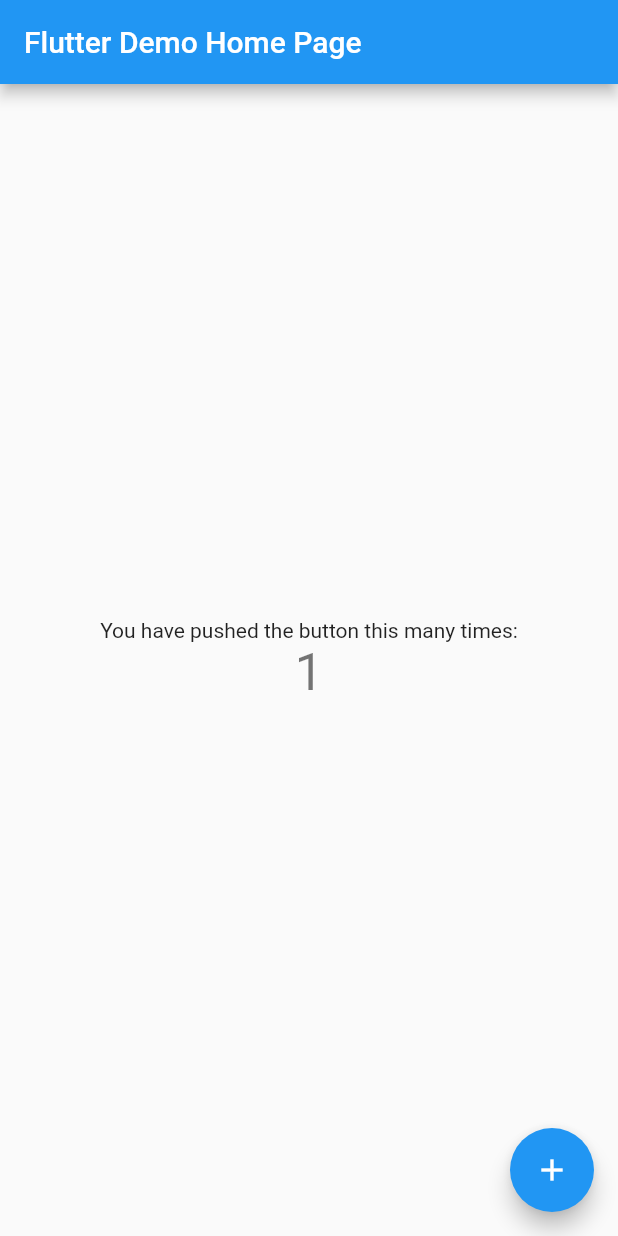
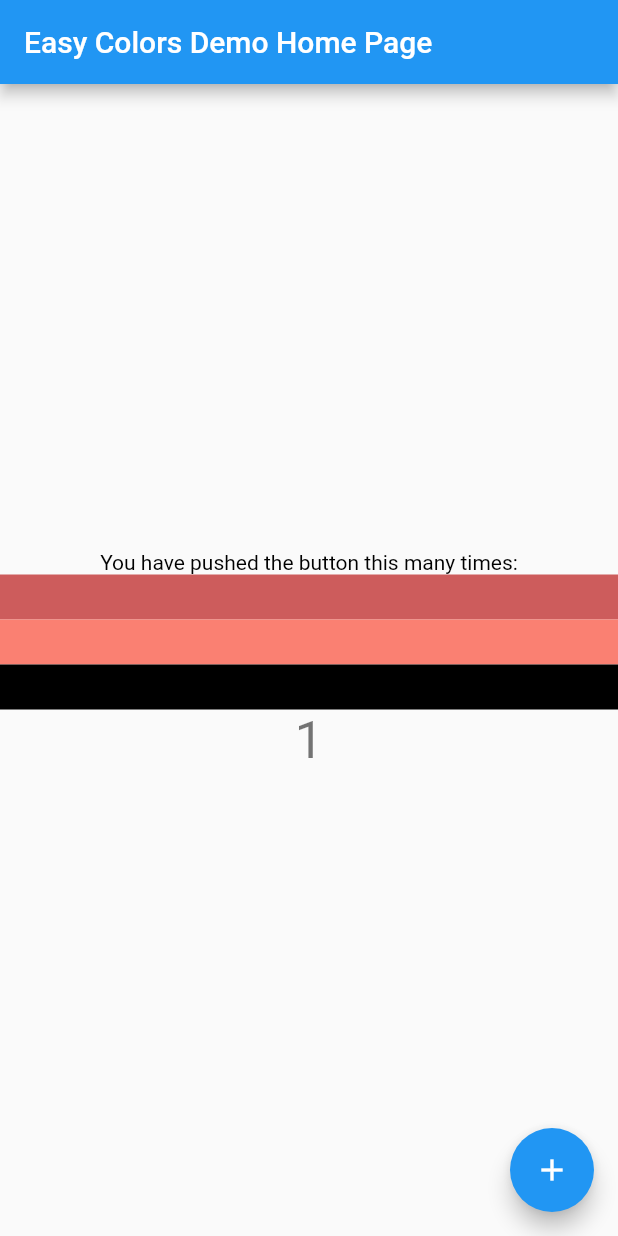
Before and after one commit to Supercaly/easy_colors, a Flutter app: the MyHomePage screen opened directly, after a tap on the "add" icon, on a phone screen of 412 x 824 dp. Run offline on Flutter 3.47's test engine with Material 2 defaults, Android fonts, the phone set to English and light mode, and no system bars; missing offline and left inert: code_builder, dart_style.

Commit message:
Use the generated colors in the example app

```diff
--- a/example/lib/main.dart
+++ b/example/lib/main.dart
@@ -1,3 +1,4 @@
+import 'package:example/generated/gen_colors.g.dart';
 import 'package:flutter/material.dart';
 
 void main() {
@@ -5,39 +6,20 @@ void main() {
 }
 
 class MyApp extends StatelessWidget {
-  // This widget is the root of your application.
   @override
   Widget build(BuildContext context) {
     return MaterialApp(
-      title: 'Flutter Demo',
+      title: 'Easy Colors Demo',
       theme: ThemeData(
-        // This is the theme of your application.
-        //
-        // Try running your application with "flutter run". You'll see the
-        // application has a blue toolbar. Then, without quitting the app, try
-        // changing the primarySwatch below to Colors.green and then invoke
-        // "hot reload" (press "r" in the console where you ran "flutter run",
-        // or simply save your changes to "hot reload" in a Flutter IDE).
-        // Notice that the counter didn't reset back to zero; the application
-        // is not restarted.
         primarySwatch: Colors.blue,
       ),
-      home: MyHomePage(title: 'Flutter Demo Home Page'),
+      home: MyHomePage(title: 'Easy Colors Demo Home Page'),
     );
   }
 }
 
 class MyHomePage extends StatefulWidget {
   MyHomePage({Key key, this.title}) : super(key: key);
-
-  // This widget is the home page of your application. It is stateful, meaning
-  // that it has a State object (defined below) that contains fields that affect
-  // how it looks.
-
-  // This class is the configuration for the state. It holds the values (in this
-  // case the title) provided by the parent (in this case the App widget) and
-  // used by the build method of the State. Fields in a Widget subclass are
-  // always marked "final".
 
   final String title;
 
@@ -48,53 +30,31 @@ class MyHomePage extends StatefulWidget {
 class _MyHomePageState extends State<MyHomePage> {
   int _counter = 0;
 
-  void _incrementCounter() {
-    setState(() {
-      // This call to setState tells the Flutter framework that something has
-      // changed in this State, which causes it to rerun the build method below
-      // so that the display can reflect the updated values. If we changed
-      // _counter without calling setState(), then the build method would not be
-      // called again, and so nothing would appear to happen.
-      _counter++;
-    });
-  }
-
   @override
   Widget build(BuildContext context) {
-    // This method is rerun every time setState is called, for instance as done
-    // by the _incrementCounter method above.
-    //
-    // The Flutter framework has been optimized to make rerunning build methods
-    // fast, so that you can just rebuild anything that needs updating rather
-    // than having to individually change instances of widgets.
     return Scaffold(
       appBar: AppBar(
-        // Here we take the value from the MyHomePage object that was created by
-        // the App.build method, and use it to set our appbar title.
         title: Text(widget.title),
       ),
       body: Center(
-        // Center is a layout widget. It takes a single child and positions it
-        // in the middle of the parent.
         child: Column(
-          // Column is also a layout widget. It takes a list of children and
-          // arranges them vertically. By default, it sizes itself to fit its
-          // children horizontally, and tries to be as tall as its parent.
-          //
-          // Invoke "debug painting" (press "p" in the console, choose the
-          // "Toggle Debug Paint" action from the Flutter Inspector in Android
-          // Studio, or the "Toggle Debug Paint" command in Visual Studio Code)
-          // to see the wireframe for each widget.
-          //
-          // Column has various properties to control how it sizes itself and
-          // how it positions its children. Here we use mainAxisAlignment to
-          // center the children vertically; the main axis here is the vertical
-          // axis because Columns are vertical (the cross axis would be
-          // horizontal).
           mainAxisAlignment: MainAxisAlignment.center,
           children: <Widget>[
             Text(
               'You have pushed the button this many times:',
+              style: TextStyle(color: EasyColors.black),
+            ),
+            Container(
+              height: 30.0,
+              color: EasyColors.indianRed,
+            ),
+            Container(
+              height: 30.0,
+              color: EasyColors.salmon,
+            ),
+            Container(
+              height: 30.0,
+              color: EasyColors.black,
             ),
             Text(
               '$_counter',
@@ -104,10 +64,12 @@ class _MyHomePageState extends State<MyHomePage> {
         ),
       ),
       floatingActionButton: FloatingActionButton(
-        onPressed: _incrementCounter,
+        onPressed: () => setState(() {
+          _counter++;
+        }),
         tooltip: 'Increment',
         child: Icon(Icons.add),
-      ), // This trailing comma makes auto-formatting nicer for build methods.
+      ),
     );
   }
 }
```
Also changed, not shown: example/lib/generated/gen_colors.g.dart.
